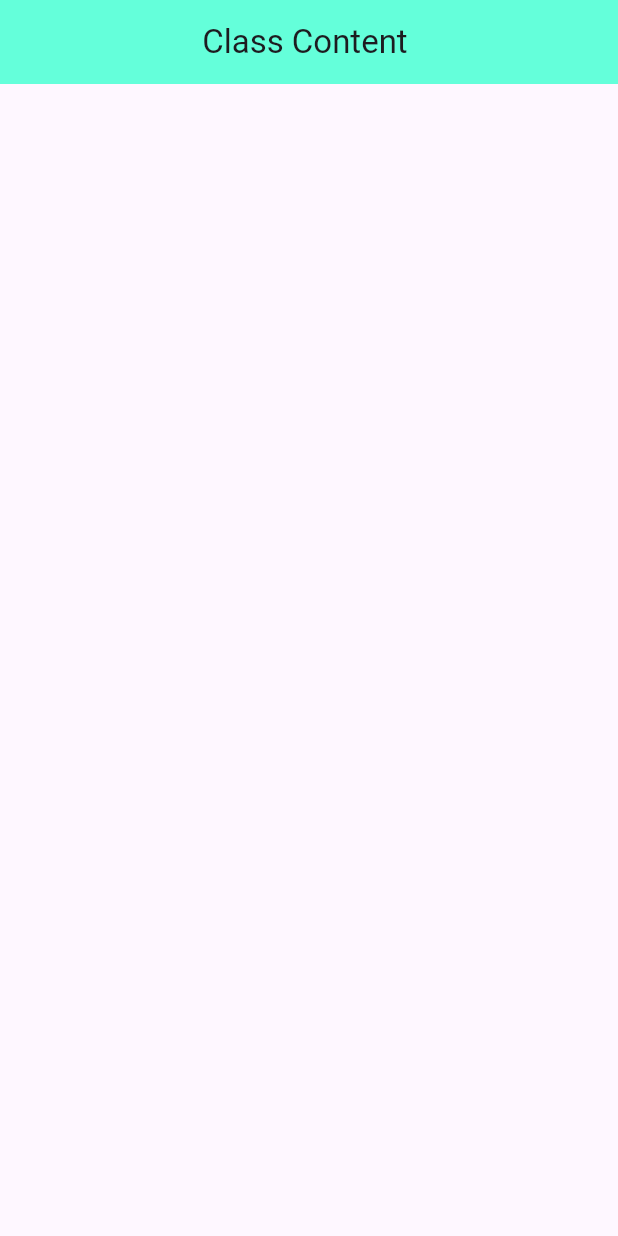
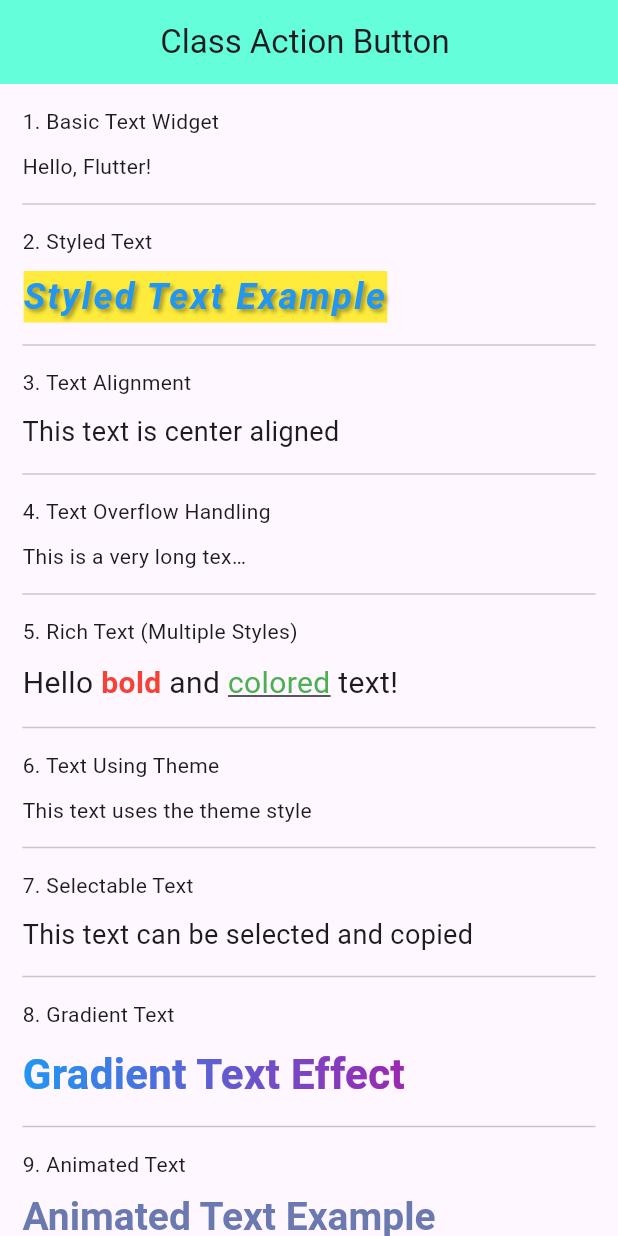
Before and after one commit to hemusyl/ostad_new_10, a Flutter app: the screen it shows after launch, on a phone screen of 412 x 824 dp. Run offline on Flutter 3.47's test engine with Material 3 defaults, Android fonts, the phone set to English and light mode, and no system bars.

Commit message:
Content New

```diff
--- a/lib/app.dart
+++ b/lib/app.dart
@@ -12,7 +12,7 @@ class MyApp extends StatelessWidget {
     return MaterialApp(
       debugShowCheckedModeBanner: false,
       title: 'floating action button',
-      home: contentPrac(), // Class name
+      home: ContentPrac(), // Class name
     );
   }
 }
--- a/lib/content_prac.dart
+++ b/lib/content_prac.dart
@@ -1,18 +1,156 @@
 import 'package:flutter/material.dart';
-class contentPrac extends StatelessWidget {
-  const contentPrac({super.key});
+
+
+class ContentPrac extends StatelessWidget {
+  //const ContentPrac({super.key});
+  final animation = AlwaysStoppedAnimation(0.65); // For animated text example
 
   @override
   Widget build(BuildContext context) {
-
     return Scaffold(
       // Header Part
       appBar: AppBar(
-        title:Text('Class Content '),
+        title:Text('Class Action Button '),
         centerTitle: true,
         backgroundColor: Colors.tealAccent,
       ),
+      body: SingleChildScrollView(
+        padding: EdgeInsets.all(15),
+        child: Column(
+          crossAxisAlignment: CrossAxisAlignment.start,
+          children: [
+            // Basic Text
+            Text('1. Basic Text Widget'),
+            SizedBox(height: 10),
+            Text('Hello, Flutter!'),
+            Divider(height: 30),
 
+            // Styled Text
+            Text('2. Styled Text'),
+            SizedBox(height: 10),
+            Text(
+              'Styled Text Example',
+              style: TextStyle(
+                fontSize: 24.0,
+                fontWeight: FontWeight.bold,
+                color: Colors.blue,
+                fontStyle: FontStyle.italic,
+                letterSpacing: 1.5,
+                backgroundColor: Colors.yellow,
+                shadows: [
+                  Shadow(
+                    color: Colors.black38,
+                    offset: Offset(2, 2),
+                    blurRadius: 3,
+                  ),
+                ],
+              ),
+            ),
+            Divider(height: 30),
+
+            // Text Alignment
+            Text('3. Text Alignment'),
+            SizedBox(height: 10),
+            Text(
+              'This text is center aligned',
+              textAlign: TextAlign.center,
+              style: TextStyle(fontSize: 18),
+            ),
+            Divider(height: 30),
+
+            // Text Overflow
+            Text('4. Text Overflow Handling'),
+            SizedBox(height: 10),
+            Container(
+              width: 150,
+              child: Text(
+                'This is a very long text that demonstrates overflow handling',
+                overflow: TextOverflow.ellipsis,
+                maxLines: 1,
+              ),
+            ),
+            Divider(height: 30),
+
+            // Rich Text
+            Text('5. Rich Text (Multiple Styles)'),
+            SizedBox(height: 10),
+            Text.rich(
+              TextSpan(
+                text: 'Hello ',
+                style: TextStyle(fontSize: 20),
+                children: <TextSpan>[
+                  TextSpan(
+                    text: 'bold',
+                    style: TextStyle(
+                      fontWeight: FontWeight.bold,
+                      color: Colors.red,
+                    ),
+                  ),
+                  TextSpan(text: ' and '),
+                  TextSpan(
+                    text: 'colored',
+                    style: TextStyle(
+                      color: Colors.green,
+                      decoration: TextDecoration.underline,
+                    ),
+                  ),
+                  TextSpan(text: ' text!'),
+                ],
+              ),
+            ),
+            Divider(height: 30),
+
+            // Theme Text
+            Text('6. Text Using Theme'),
+            SizedBox(height: 10),
+            Text(
+              'This text uses the theme style',
+              //style: Theme.of(context).textTheme.headline6,
+            ),
+            Divider(height: 30),
+
+            // Selectable Text
+            Text('7. Selectable Text'),
+            SizedBox(height: 10),
+            SelectableText(
+              'This text can be selected and copied',
+              style: TextStyle(fontSize: 18),
+            ),
+            Divider(height: 30),
+
+            // Gradient Text
+            Text('8. Gradient Text'),
+            SizedBox(height: 10),
+            ShaderMask(
+              shaderCallback: (bounds) => LinearGradient(
+                colors: [Colors.blue, Colors.purple],
+              ).createShader(bounds),
+              child: Text(
+                'Gradient Text Effect',
+                style: TextStyle(
+                  fontSize: 28,
+                  fontWeight: FontWeight.bold,
+                  color: Colors.white,
+                ),
+              ),
+            ),
+            Divider(height: 30),
+
+            // Animated Text
+            Text('9. Animated Text'),
+            SizedBox(height: 10),
+            AnimatedDefaultTextStyle(
+              duration: Duration(milliseconds: 300),
+              style: TextStyle(
+                fontSize: animation.value * 40,
+                color: Color.lerp(Colors.red, Colors.blue, animation.value),
+                fontWeight: FontWeight.bold,
+              ),
+              child: Text('Animated Text Example'),
+            ),
+          ],
+        ),
+      ),
     );
   }
 }
```
